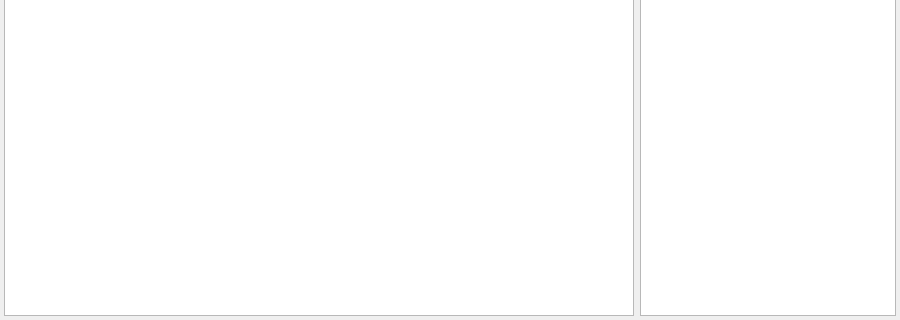
Old version of the form ui/HardlyLearnin.ui in the repository colour-me-bibi/HardlyLearnin; both pictures show x 0 to 900 and y 280 to 600 of the 900 by 600 pixel window.
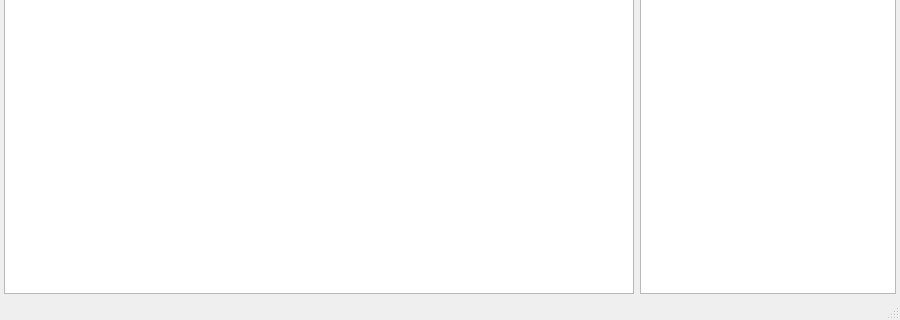
New version of the form.

Commit message: Implemented status bar

What changed in the file:
```diff
--- a/ui/HardlyLearnin.ui
+++ b/ui/HardlyLearnin.ui
@@ -102,6 +102,7 @@
     </item>
    </layout>
   </widget>
+  <widget class="QStatusBar" name="statusBar"/>
  </widget>
  <resources/>
  <connections/>
```
The commit also changes 1 other file.
